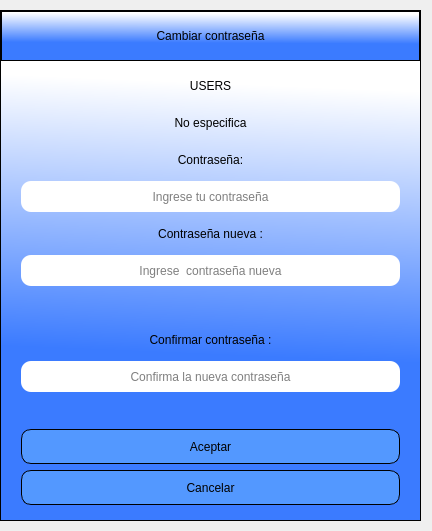
The window that ui_files/change_password.ui (Romehe369/aec_contrastistas_g) describes before a commit, drawn with Qt 5.
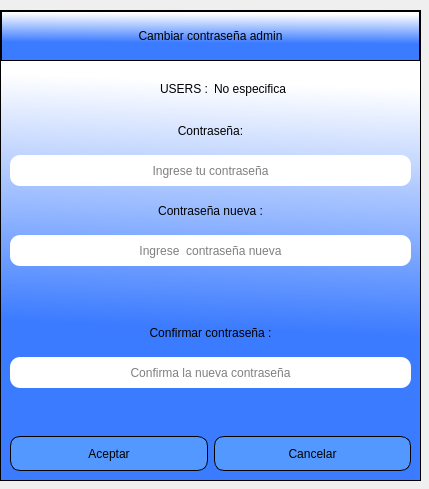
The same window after the commit.

```diff
--- a/ui_files/change_password.ui
+++ b/ui_files/change_password.ui
@@ -6,8 +6,8 @@
    <rect>
     <x>0</x>
     <y>0</y>
-    <width>432</width>
-    <height>531</height>
+    <width>429</width>
+    <height>489</height>
    </rect>
   </property>
   <property name="windowTitle">
@@ -22,7 +22,7 @@
      <x>0</x>
      <y>10</y>
      <width>421</width>
-     <height>511</height>
+     <height>471</height>
     </rect>
    </property>
    <property name="styleSheet">
@@ -92,7 +92,7 @@
 color: rgb(0, 0, 0);</string>
          </property>
          <property name="text">
-          <string>Cambiar contraseña</string>
+          <string>Cambiar contraseña admin</string>
          </property>
          <property name="alignment">
           <set>Qt::AlignCenter</set>
@@ -114,15 +114,8 @@
        <enum>QFrame::Raised</enum>
       </property>
       <layout class="QVBoxLayout" name="verticalLayout_2">
-       <property name="leftMargin">
-        <number>20</number>
-       </property>
-       <property name="rightMargin">
-        <number>20</number>
-       </property>
-       <property name="bottomMargin">
-        <number>15</number>
-       </property>
+       <item>
+        <layout class="QHBoxLayout" name="horizontalLayout_2">
        <item>
         <widget class="QLabel" name="label_5">
          <property name="minimumSize">
@@ -132,10 +125,10 @@
           </size>
          </property>
          <property name="text">
-          <string>USERS</string>
+            <string>USERS :</string>
          </property>
          <property name="alignment">
-          <set>Qt::AlignCenter</set>
+            <set>Qt::AlignRight|Qt::AlignTrailing|Qt::AlignVCenter</set>
          </property>
         </widget>
        </item>
@@ -151,9 +144,11 @@
           <string>No especifica</string>
          </property>
          <property name="alignment">
-          <set>Qt::AlignCenter</set>
-         </property>
-        </widget>
+            <set>Qt::AlignLeading|Qt::AlignLeft|Qt::AlignVCenter</set>
+           </property>
+          </widget>
+         </item>
+        </layout>
        </item>
        <item>
         <widget class="QLabel" name="label_2">
@@ -322,6 +317,8 @@
         </widget>
        </item>
        <item>
+        <layout class="QHBoxLayout" name="horizontalLayout_3">
+         <item>
         <widget class="QPushButton" name="btn_aceptar">
          <property name="minimumSize">
           <size>
@@ -352,6 +349,8 @@
           <string>Cancelar</string>
          </property>
         </widget>
+         </item>
+        </layout>
        </item>
       </layout>
      </widget>
```
Lines whose indentation alone changed are shown as unchanged.
